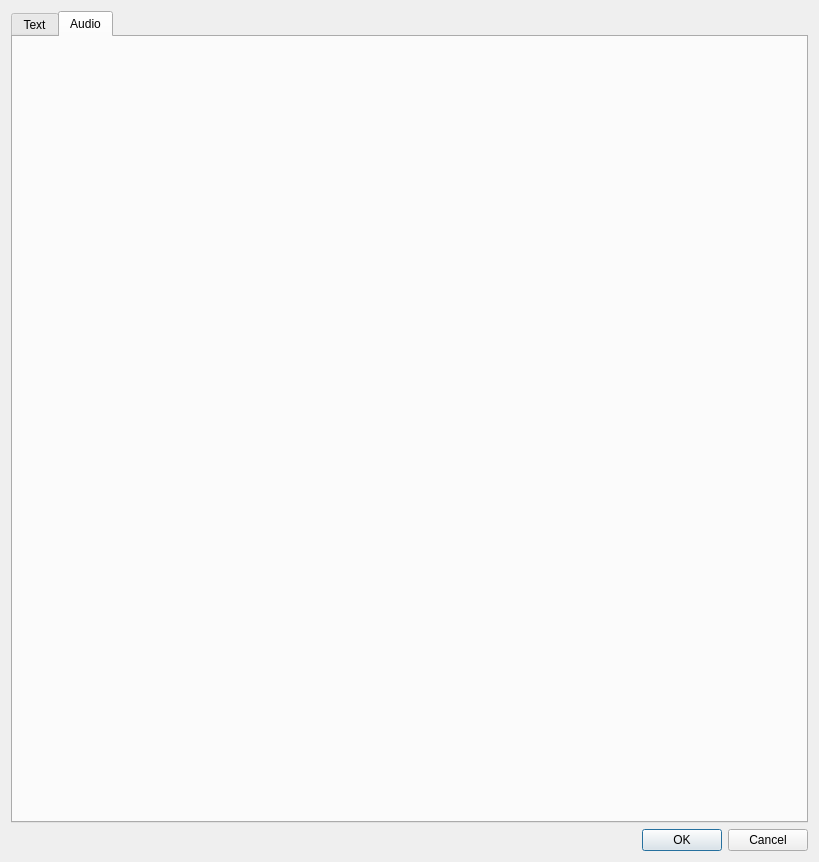
Qt form pinyin/forms/designer/preferences.ui (Nick3C/pinyin-toolkit) before a commit.
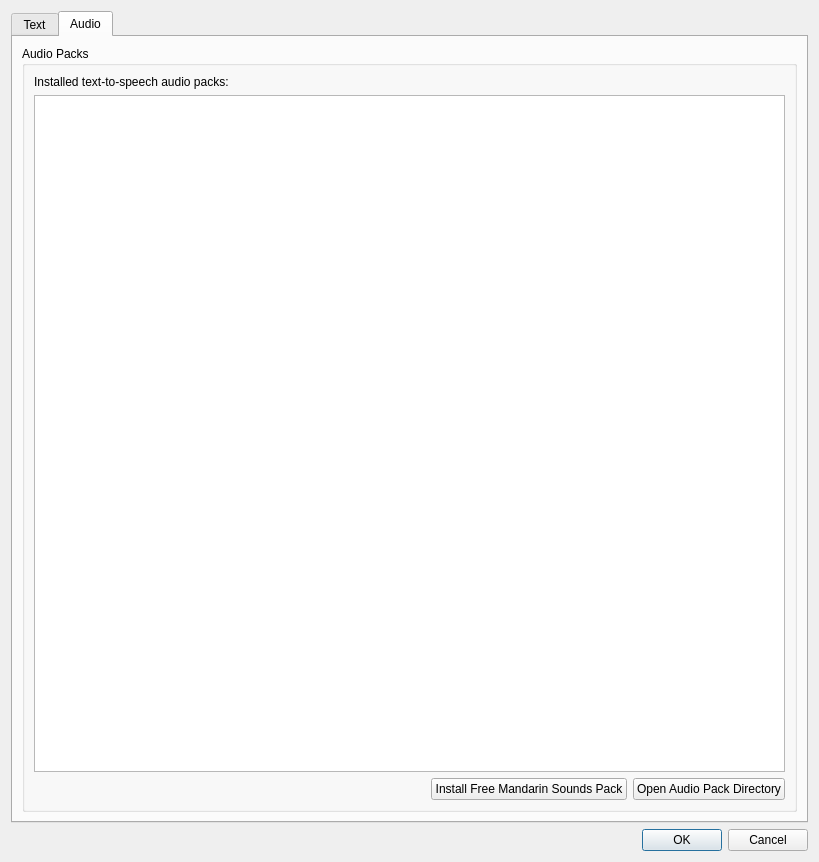
The same form after that commit. The open tabs and pages were chosen to show the change.

Commit message: Add audio pack list to preferences dialog, lots more tests for media download

Patch:
```diff
--- a/pinyin/forms/designer/preferences.ui
+++ b/pinyin/forms/designer/preferences.ui
@@ -438,6 +438,58 @@
       <attribute name="title">
        <string>Audio</string>
       </attribute>
+      <layout class="QVBoxLayout" name="verticalLayout_9">
+       <item>
+        <widget class="QGroupBox" name="groupBox">
+         <property name="title">
+          <string>Audio Packs</string>
+         </property>
+         <layout class="QVBoxLayout" name="verticalLayout_10">
+          <item>
+           <widget class="QLabel" name="installedAudioPacksLabel">
+            <property name="text">
+             <string>Installed text-to-speech audio packs:</string>
+            </property>
+           </widget>
+          </item>
+          <item>
+           <widget class="QListWidget" name="audioPacksList"/>
+          </item>
+          <item>
+           <layout class="QHBoxLayout" name="horizontalLayout_3">
+            <item>
+             <spacer name="horizontalSpacer">
+              <property name="orientation">
+               <enum>Qt::Horizontal</enum>
+              </property>
+              <property name="sizeHint" stdset="0">
+               <size>
+                <width>40</width>
+                <height>20</height>
+               </size>
+              </property>
+             </spacer>
+            </item>
+            <item>
+             <widget class="QPushButton" name="installMandarinSoundsButton">
+              <property name="text">
+               <string>Install Free Mandarin Sounds Pack</string>
+              </property>
+             </widget>
+            </item>
+            <item>
+             <widget class="QPushButton" name="openAudioPackDirectoryButton">
+              <property name="text">
+               <string>Open Audio Pack Directory</string>
+              </property>
+             </widget>
+            </item>
+           </layout>
+          </item>
+         </layout>
+        </widget>
+       </item>
+      </layout>
      </widget>
     </widget>
    </item>
```
The commit also changes 9 other files.
